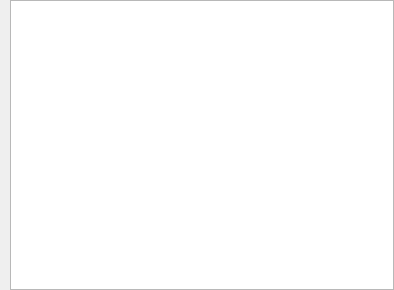
Rekall/Rekall, file tasks/taskslist.ui: the form before one commit.
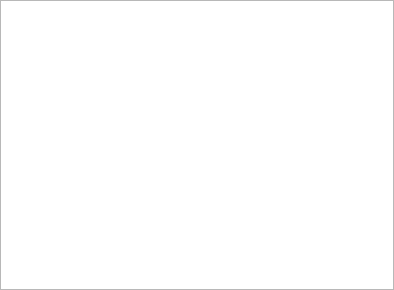
The form after the commit.

```diff
--- a/tasks/taskslist.ui
+++ b/tasks/taskslist.ui
@@ -18,7 +18,7 @@
     <number>0</number>
    </property>
    <property name="leftMargin">
-    <number>10</number>
+    <number>0</number>
    </property>
    <property name="topMargin">
     <number>0</number>
```
